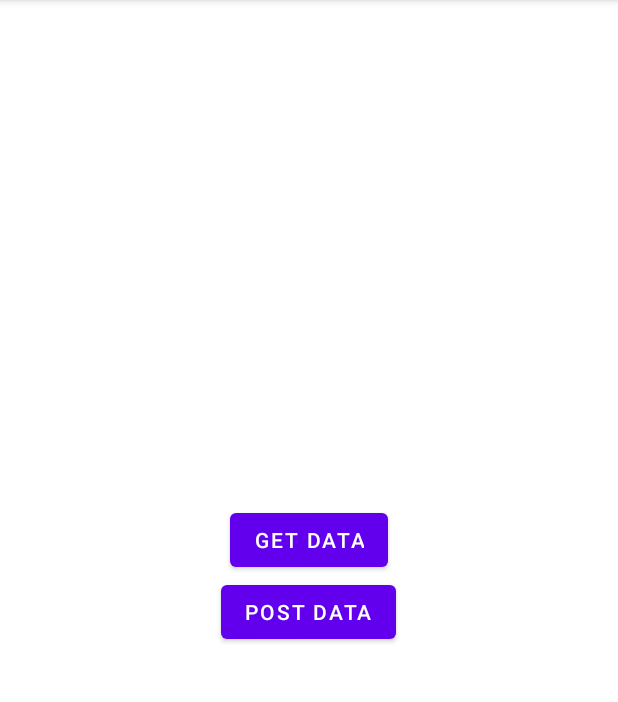
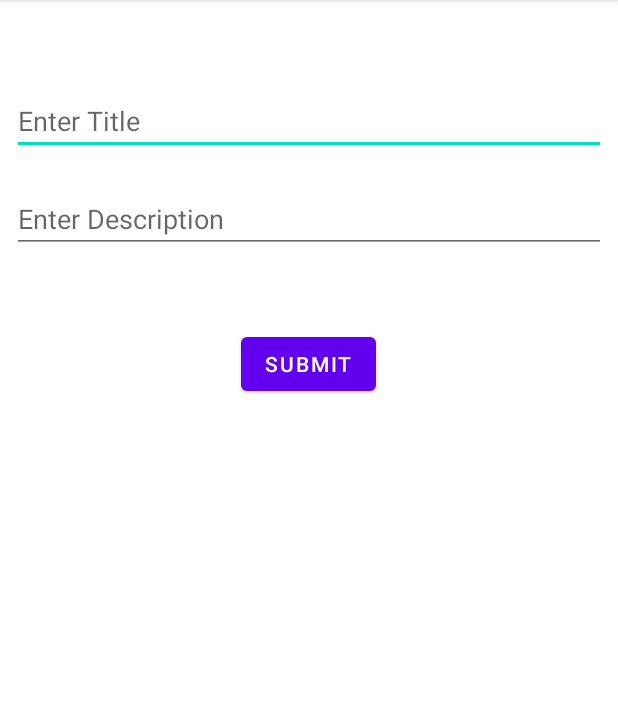
Before and after one commit to The-mover/kotlin-basics, an Android app: the screen it shows after launch (MainActivity before the commit, AddPostActivity after it), after a tap on "POST DATA", on a phone screen of 412 x 824 dp, the part 84-786 px from its top. Run offline under Robolectric (Android 15) with nearby library versions, the phone set to English and light mode, and no system bars; 1 other tap on this screen came first.

Commit message:
Added multiple activities

```diff
--- a/network-call/app/build.gradle
+++ b/network-call/app/build.gradle
@@ -1,6 +1,7 @@
 plugins {
     id 'com.android.application'
     id 'kotlin-android'
+    id 'kotlin-parcelize'
 }
 
 android {
@@ -48,4 +49,7 @@ dependencies {
 
     // gson
     implementation 'com.squareup.retrofit2:converter-gson:2.9.0'
+
+    // recycler view
+    implementation "androidx.recyclerview:recyclerview:1.2.1"
 }
--- a/network-call/app/src/main/AndroidManifest.xml
+++ b/network-call/app/src/main/AndroidManifest.xml
@@ -11,6 +11,8 @@
         android:roundIcon="@mipmap/ic_launcher_round"
         android:supportsRtl="true"
         android:theme="@style/Theme.NetworkCall">
+        <activity android:name=".Activity.AddPostActivity"></activity>
+        <activity android:name=".Activity.PostListActivity" />
         <activity android:name=".Activity.MainActivity">
             <intent-filter>
                 <action android:name="android.intent.action.MAIN" />
--- /dev/null
+++ b/network-call/app/src/main/java/com/example/networkcall/Activity/AddPostActivity.kt
@@ -0,0 +1,64 @@
+package com.example.networkcall.Activity
+
+import androidx.appcompat.app.AppCompatActivity
+import android.os.Bundle
+import android.view.View
+import android.widget.Button
+import android.widget.EditText
+import android.widget.ProgressBar
+import android.widget.Toast
+import com.example.networkcall.Model.MyDataItem
+import com.example.networkcall.NetworkRelatedClass.NetworkCall
+import com.example.networkcall.NetworkRelatedClass.ResponseCallback
+import com.example.networkcall.R
+
+class AddPostActivity : AppCompatActivity() {
+    private lateinit var titleEditText: EditText
+    private lateinit var bodyEditText: EditText
+    private lateinit var submitBtn: Button
+    private lateinit var progressBar: ProgressBar
+
+    override fun onCreate(savedInstanceState: Bundle?) {
+        super.onCreate(savedInstanceState)
+        setContentView(R.layout.activity_add_post)
+
+        titleEditText = findViewById(R.id.title_edittext)
+        bodyEditText = findViewById(R.id.body_edittext)
+        submitBtn = findViewById(R.id.submit_btn)
+        progressBar = findViewById(R.id.loading_progress_bar2)
+
+        progressBar.visibility = View.GONE
+        val myApiService = NetworkCall()
+
+        submitBtn.setOnClickListener {
+            progressBar.visibility = View.VISIBLE
+            val title = titleEditText.text.toString()
+            val body = bodyEditText.text.toString()
+
+            if(title == null || title.length == 0 || body == null || body.length == 0) {
+                progressBar.visibility = View.GONE
+                showToast("Enter Valid Data")
+            }
+
+            else {
+                val myDataItem =
+                    MyDataItem(body, 101, title, 22)
+                myApiService.postDataToServer(myDataItem, object : ResponseCallback<String> {
+                    override fun onSuccess(data: String) {
+                        progressBar.visibility = View.GONE
+                        showToast("Added Successfully")
+                    }
+
+                    override fun onError(error: Throwable) {
+                        progressBar.visibility = View.GONE
+                        showToast(error.toString())
+                    }
+                })
+            }
+        }
+    }
+
+    private fun showToast(msg: String) {
+        Toast.makeText(applicationContext, msg, Toast.LENGTH_LONG).show()
+    }
+}
--- a/network-call/app/src/main/java/com/example/networkcall/Activity/MainActivity.kt
+++ b/network-call/app/src/main/java/com/example/networkcall/Activity/MainActivity.kt
@@ -1,7 +1,10 @@
 package com.example.networkcall.Activity
 
+import android.content.Intent
 import android.os.Bundle
+import android.view.View
 import android.widget.Button
+import android.widget.ProgressBar
 import android.widget.Toast
 import androidx.appcompat.app.AppCompatActivity
 import com.example.networkcall.Model.MyDataItem
@@ -14,6 +17,7 @@ class MainActivity : AppCompatActivity() {
 
     private lateinit var getBtn: Button
     private lateinit var setBtn: Button
+    private lateinit var loadingProgressBar: ProgressBar
 
     override fun onCreate(savedInstanceState: Bundle?) {
         super.onCreate(savedInstanceState)
@@ -21,13 +25,21 @@ class MainActivity : AppCompatActivity() {
 
         getBtn = findViewById(R.id.get_data_btn)
         setBtn = findViewById(R.id.post_data_btn)
+        loadingProgressBar = findViewById(R.id.loading_progress_bar)
+
+        loadingProgressBar.visibility = View.GONE
 
         val myApiService = NetworkCall()
 
         getBtn.setOnClickListener {
-            myApiService.getDataFromServer(object : ResponseCallback<String> {
-                override fun onSuccess(data: String) {
-                    showToast(data)
+            loadingProgressBar.visibility = View.VISIBLE
+            myApiService.getDataFromServer(object : ResponseCallback<List<MyDataItem>> {
+                override fun onSuccess(data: List<MyDataItem>) {
+//                    showToast(data)
+                    val intent = Intent(applicationContext, PostListActivity::class.java)
+                    intent.putParcelableArrayListExtra("postList", ArrayList(data));
+                    loadingProgressBar.visibility = View.GONE
+                    startActivity(intent)
                 }
 
                 override fun onError(error: Throwable) {
@@ -37,16 +49,8 @@ class MainActivity : AppCompatActivity() {
         }
 
         setBtn.setOnClickListener {
-            val myDataItem = MyDataItem("I am trying to make a post request", 101, "Post Request", 22)
-            myApiService.postDataToServer(myDataItem, object : ResponseCallback<String> {
-                override fun onSuccess(data: String) {
-                    showToast(data)
-                }
-
-                override fun onError(error: Throwable) {
-                    showToast(error.toString())
-                }
-            })
+            val intent = Intent(this, AddPostActivity::class.java)
+            startActivity(intent)
         }
     }
 
--- a/network-call/app/src/main/java/com/example/networkcall/Model/MyDataItem.kt
+++ b/network-call/app/src/main/java/com/example/networkcall/Model/MyDataItem.kt
@@ -1,8 +1,12 @@
 package com.example.networkcall.Model
 
+import android.os.Parcelable
+import kotlinx.parcelize.Parcelize
+
+@Parcelize
 data class MyDataItem(
     val body: String,
     val id: Int,
     val title: String,
     val userId: Int
-)
+) : Parcelable
--- a/network-call/app/src/main/java/com/example/networkcall/NetworkRelatedClass/MyApiService.kt
+++ b/network-call/app/src/main/java/com/example/networkcall/NetworkRelatedClass/MyApiService.kt
@@ -1,9 +1,9 @@
 package com.example.networkcall.NetworkRelatedClass
 
-import com.example.networkcall.Model.MyData
+
 import com.example.networkcall.Model.MyDataItem
 
 interface MyApiService {
-    fun getDataFromServer(callback: ResponseCallback<String>)
-    fun postDataToServer(myData: MyDataItem,callback: ResponseCallback<String>)
+    fun getDataFromServer(callback: ResponseCallback<List<MyDataItem>>)
+    fun postDataToServer(myData: MyDataItem, callback: ResponseCallback<String>)
 }
--- a/network-call/app/src/main/java/com/example/networkcall/NetworkRelatedClass/NetworkCall.kt
+++ b/network-call/app/src/main/java/com/example/networkcall/NetworkRelatedClass/NetworkCall.kt
@@ -1,6 +1,6 @@
 package com.example.networkcall.NetworkRelatedClass
 
-import com.example.networkcall.Model.MyData
+
 import com.example.networkcall.Model.MyDataItem
 import retrofit2.Call
 import retrofit2.Callback
@@ -9,7 +9,7 @@ import retrofit2.Response
 
 class NetworkCall : MyApiService {
 
-    override fun getDataFromServer(callback: ResponseCallback<String>) {
+    override fun getDataFromServer(callback: ResponseCallback<List<MyDataItem>>) {
         val retrofitService = RetrofitApiClient.retrofitService
         val retrofitData = retrofitService.getData()
 
@@ -21,7 +21,7 @@ class NetworkCall : MyApiService {
                 val responseBody = response.body()!!
 
                 if( responseBody.isNotEmpty() ) {
-                    callback.onSuccess(responseBody[0].title)
+                    callback.onSuccess(responseBody)
                 } else {
                     callback.onError(Exception("Empty List"))
                 }
--- /dev/null
+++ b/network-call/app/src/main/res/layout/activity_add_post.xml
@@ -0,0 +1,42 @@
+<?xml version="1.0" encoding="utf-8"?>
+<LinearLayout xmlns:android="http://schemas.android.com/apk/res/android"
+    xmlns:app="http://schemas.android.com/apk/res-auto"
+    xmlns:tools="http://schemas.android.com/tools"
+    android:layout_width="match_parent"
+    android:layout_height="match_parent"
+    android:layout_margin="8dp"
+    android:orientation="vertical"
+    tools:context=".Activity.AddPostActivity">
+
+    <EditText
+        android:id="@+id/title_edittext"
+        android:layout_width="match_parent"
+        android:layout_height="wrap_content"
+        android:layout_marginTop="50dp"
+        android:hint="Enter Title"
+        android:inputType="text" />
+
+    <EditText
+        android:id="@+id/body_edittext"
+        android:layout_width="match_parent"
+        android:layout_height="wrap_content"
+        android:layout_marginTop="20dp"
+        android:hint="Enter Description"
+        android:inputType="text" />
+
+    <ProgressBar
+        android:id="@+id/loading_progress_bar2"
+        android:layout_width="wrap_content"
+        android:layout_height="wrap_content"
+        android:layout_gravity="center"
+        android:layout_marginTop="50dp" />
+
+    <Button
+        android:id="@+id/submit_btn"
+        android:layout_width="wrap_content"
+        android:layout_height="wrap_content"
+        android:layout_gravity="center"
+        android:layout_marginTop="50dp"
+        android:text="Submit" />
+
+</LinearLayout>
--- a/network-call/app/src/main/res/layout/activity_main.xml
+++ b/network-call/app/src/main/res/layout/activity_main.xml
@@ -20,5 +20,9 @@
         android:layout_height="wrap_content"
         android:text="Post Data" />
 
+    <ProgressBar
+        android:id="@+id/loading_progress_bar"
+        android:layout_width="wrap_content"
+        android:layout_height="wrap_content" />
 
 </LinearLayout>
--- a/network-call/app/src/main/res/values/strings.xml
+++ b/network-call/app/src/main/res/values/strings.xml
@@ -1,3 +1,4 @@
 <resources>
     <string name="app_name">Network Call</string>
+    <string name="dummy_body">quia et suscipit\nsuscipit recusandae consequuntur expedita et cum\nreprehenderit molestiae ut ut quas totam\nnostrum rerum est autem sunt rem eveniet architecto</string>
 </resources>
```
Also changed, not shown: network-call/app/src/main/java/com/example/networkcall/Activity/PostListActivity.kt (added, +26 -0 lines), network-call/app/src/main/java/com/example/networkcall/Adapter/MyAdapter.kt (added, +32 -0 lines), network-call/app/src/main/res/layout/activity_post_list.xml (added, +14 -0 lines), network-call/app/src/main/res/layout/list_item.xml (added, +24 -0 lines).
